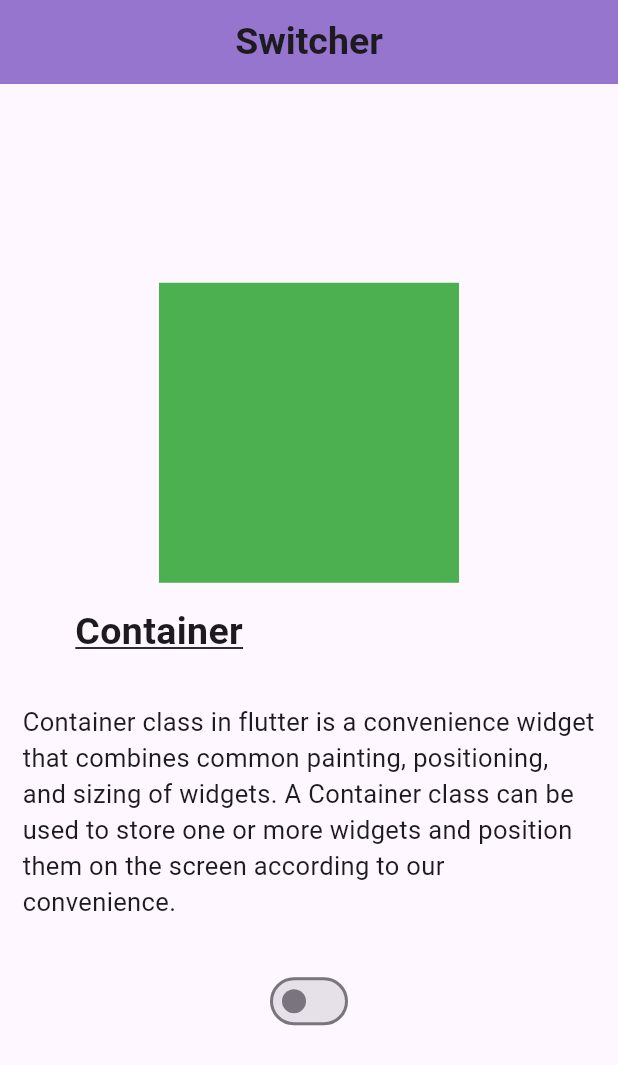
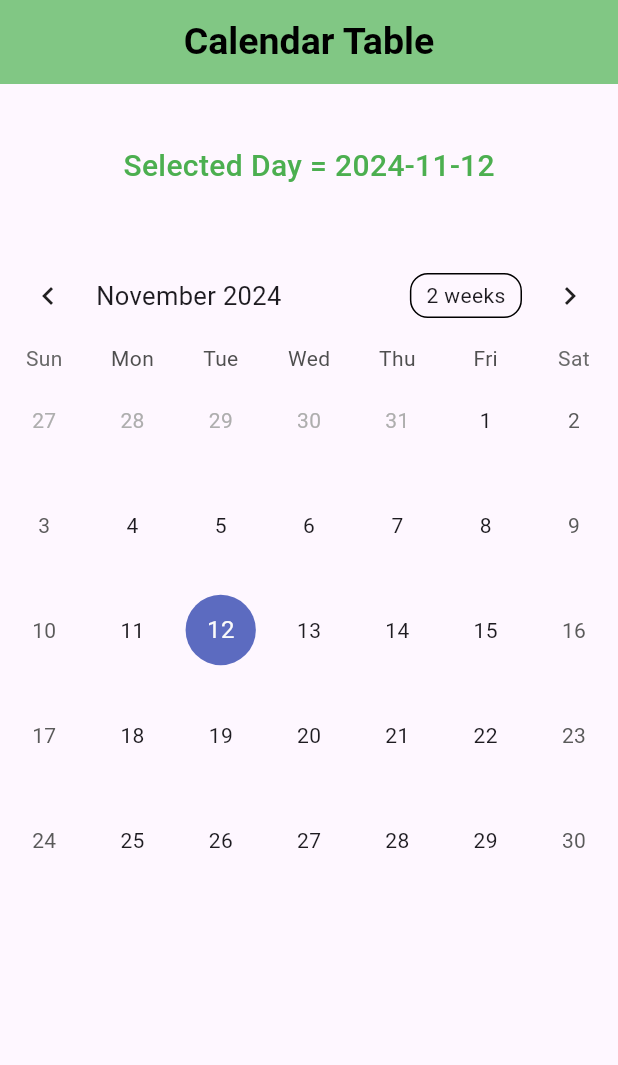
Before and after one commit to azizbekyokhubov1999/widgets_flutter_practise, a Flutter app: the screen it shows after launch, on a phone screen of 412 x 824 dp. Shown: the top 1065 px of the screen. Run offline on Flutter 3.47's test engine with Material 3 defaults, Android fonts, the phone set to English and light mode, and no system bars; drawn by our look-alikes of table_calendar; our stand-ins replace another_carousel_pro, country_picker, curved_navigation_bar, fl_chart, flutter_slidable, liquid_pull_to_refresh and 5 more.

Commit message:
for video 42 | Making Table Calendar

```diff
--- a/lib/main.dart
+++ b/lib/main.dart
@@ -1,5 +1,6 @@
 import 'package:flutter/material.dart';
 import 'package:widgets_flutter_practise/pages/bottom_nav_bar.dart';
+import 'package:widgets_flutter_practise/pages/calendar_table.dart';
 import 'package:widgets_flutter_practise/pages/card_widget.dart';
 import 'package:widgets_flutter_practise/pages/check_box.dart';
 import 'package:widgets_flutter_practise/pages/choice_chip.dart';
@@ -51,10 +52,10 @@ class MyApp extends StatelessWidget {
     return MaterialApp(
       title: 'Flutter Widgets',
       debugShowCheckedModeBanner: false,
-      // theme: ThemeData(
-      //   useMaterial3: true,
-      // ),
-      home: MyDarkLightMode()
+      theme: ThemeData(
+        useMaterial3: true,
+      ),
+      home: MyCalendarTable()
     );
   }
 }
--- /dev/null
+++ b/lib/pages/calendar_table.dart
@@ -0,0 +1,58 @@
+import 'package:flutter/material.dart';
+import 'package:table_calendar/table_calendar.dart';
+
+class MyCalendarTable extends StatefulWidget {
+  const MyCalendarTable({super.key});
+
+  @override
+  State<MyCalendarTable> createState() => _MyCalendarTableState();
+}
+
+class _MyCalendarTableState extends State<MyCalendarTable> {
+  DateTime today = DateTime.now();
+
+  void _onDaySelected(DateTime day, DateTime focusedDay){
+    setState(() {
+      today = day;
+    });
+  }
+
+  @override
+  Widget build(BuildContext context) {
+    return Scaffold(
+      appBar: AppBar(
+        title: Text("Calendar Table",
+        style: TextStyle(
+          color: Colors.black,
+          fontSize: 25,
+          fontWeight: FontWeight.bold
+        ),
+        ),
+        centerTitle: true,
+        backgroundColor: Colors.green[300],
+      ),
+      body: Column(
+        children: [
+          SizedBox(height: 40),
+          Text("Selected Day = ${today.toLocal().toString().split(' ')[0]}",
+          style: TextStyle(
+            fontSize: 20,
+            fontWeight: FontWeight.w500,
+            color: Colors.green
+          ),
+          ),
+          SizedBox(height: 40),
+          TableCalendar(
+            rowHeight: 70,
+              availableGestures: AvailableGestures.all,
+              onDaySelected: _onDaySelected,
+              selectedDayPredicate: (day) => isSameDay(day, today),
+              focusedDay: today,
+              firstDay: DateTime.utc(2015, 01, 01),
+              lastDay: DateTime.utc(2028, 12, 31)
+          )
+        ],
+      ),
+    );
+  }
+}
--- a/pubspec.yaml
+++ b/pubspec.yaml
@@ -46,6 +46,7 @@ dependencies:
   fl_chart: ^0.69.0
   popover: ^0.3.1
   syncfusion_flutter_gauges: ^27.1.58
+  table_calendar: ^3.1.2
 
 dev_dependencies:
   flutter_test:
```
Also changed, not shown: pubspec.lock.
